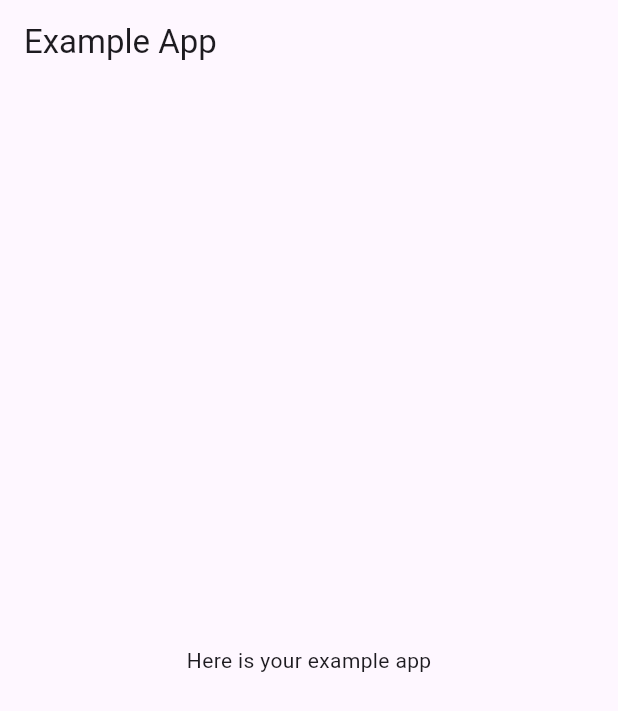
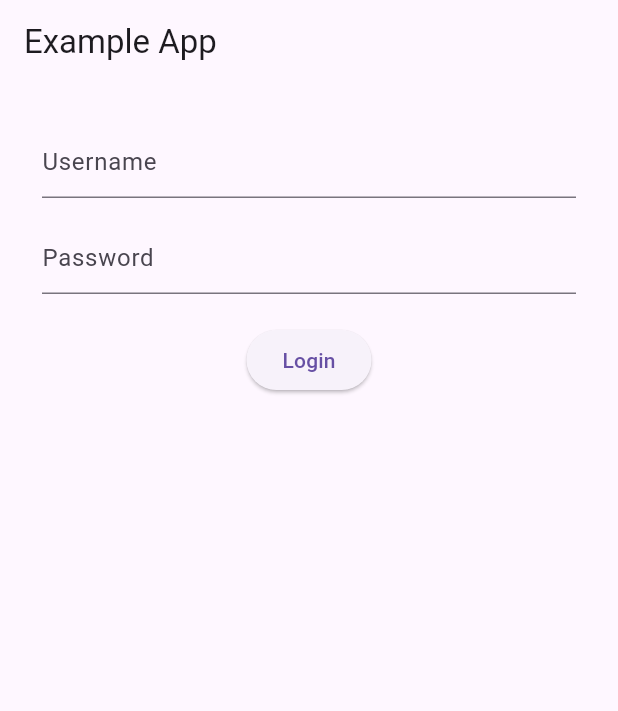
Before and after one commit to lucasvps/example-flutter-app, a Flutter app: the screen it shows after launch, on a phone screen of 412 x 824 dp. Shown: the top 711 px of the screen. Run offline on Flutter 3.47's test engine with Material 3 defaults, Android fonts, the phone set to English and light mode, and no system bars.

Commit message:
Create login and welcome screen

```diff
--- a/lib/main.dart
+++ b/lib/main.dart
@@ -1,5 +1,6 @@
 // ignore_for_file: library_private_types_in_public_api
 
+import 'package:challenge_app/src/login/presentation/login.screen.dart';
 import 'package:flutter/material.dart';
 
 void main() => runApp(const MyApp());
@@ -16,26 +17,8 @@ class MyApp extends StatelessWidget {
         appBar: AppBar(
           title: const Text('Example App'),
         ),
-        body: const ExampleAppWidget(),
+        body: const LoginScreen(),
       ),
     );
   }
 }
-
-class ExampleAppWidget extends StatefulWidget {
-  const ExampleAppWidget({super.key});
-
-  @override
-  _ExampleAppWidgetState createState() => _ExampleAppWidgetState();
-}
-
-class _ExampleAppWidgetState extends State<ExampleAppWidget> {
-  @override
-  Widget build(BuildContext context) {
-    return const Center(
-      child: Text(
-        'Here is your example app',
-      ),
-    );
-  }
-}
--- /dev/null
+++ b/lib/src/login/domain/auth.controller.dart
@@ -0,0 +1,11 @@
+class AuthController {
+  Future login({required String username, required password}) async {
+    await Future.delayed(const Duration(seconds: 2));
+
+    if(username == 'flutter' && password == 'dev'){
+      return true;
+    }
+
+    throw Exception();
+  }
+}
--- /dev/null
+++ b/lib/src/login/presentation/login.screen.dart
@@ -0,0 +1,104 @@
+import 'package:challenge_app/src/home/presentation/welcome.screen.dart';
+import 'package:challenge_app/src/login/domain/auth.controller.dart';
+import 'package:flutter/material.dart';
+
+class LoginScreen extends StatefulWidget {
+  const LoginScreen({super.key});
+
+  @override
+  State<LoginScreen> createState() => _LoginScreenState();
+}
+
+class _LoginScreenState extends State<LoginScreen> {
+  final AuthController _authController = AuthController();
+
+  final TextEditingController _usernameTextController = TextEditingController();
+
+  final TextEditingController _passwordTextController = TextEditingController();
+
+  bool loading = false;
+
+  Future<void> loginAction() async {
+    try {
+      changeLoading(true);
+
+      await _authController.login(
+        username: _usernameTextController.text,
+        password: _passwordTextController.text,
+      );
+
+      changeLoading(false);
+
+      redirectToWelcomeScreen();
+    } catch (e) {
+      ScaffoldMessenger.of(context).showSnackBar(
+        const SnackBar(
+          content: Text(
+            'Something went wrong, please try again.',
+          ),
+        ),
+      );
+    } finally {
+      changeLoading(false);
+    }
+  }
+
+  void changeLoading(bool value) {
+    setState(() {
+      loading = value;
+    });
+  }
+
+  @override
+  Widget build(BuildContext context) {
+    return Scaffold(
+      body: Padding(
+        padding: const EdgeInsets.all(20),
+        child: Column(
+          children: [
+            Padding(
+              padding: const EdgeInsets.all(8.0),
+              child: TextField(
+                controller: _usernameTextController,
+                decoration: const InputDecoration(hintText: "Username"),
+              ),
+            ),
+            Padding(
+              padding: const EdgeInsets.fromLTRB(
+                8,
+                8,
+                8,
+                20,
+              ),
+              child: TextField(
+                obscureText: true,
+                controller: _passwordTextController,
+                decoration: const InputDecoration(hintText: "Password"),
+              ),
+            ),
+            loading
+                ? const Center(
+                    child: CircularProgressIndicator.adaptive(),
+                  )
+                : ElevatedButton(
+                    onPressed: () {
+                      loginAction();
+                    },
+                    child: const Text('Login'),
+                  ),
+          ],
+        ),
+      ),
+    );
+  }
+
+  void redirectToWelcomeScreen() {
+    Navigator.of(context).push(
+      MaterialPageRoute(
+        builder: (context) {
+          return const WelcomeScreen();
+        },
+      ),
+    );
+  }
+}
```
Also changed, not shown: lib/src/home/presentation/welcome.screen.dart (added, +77 -0 lines).
